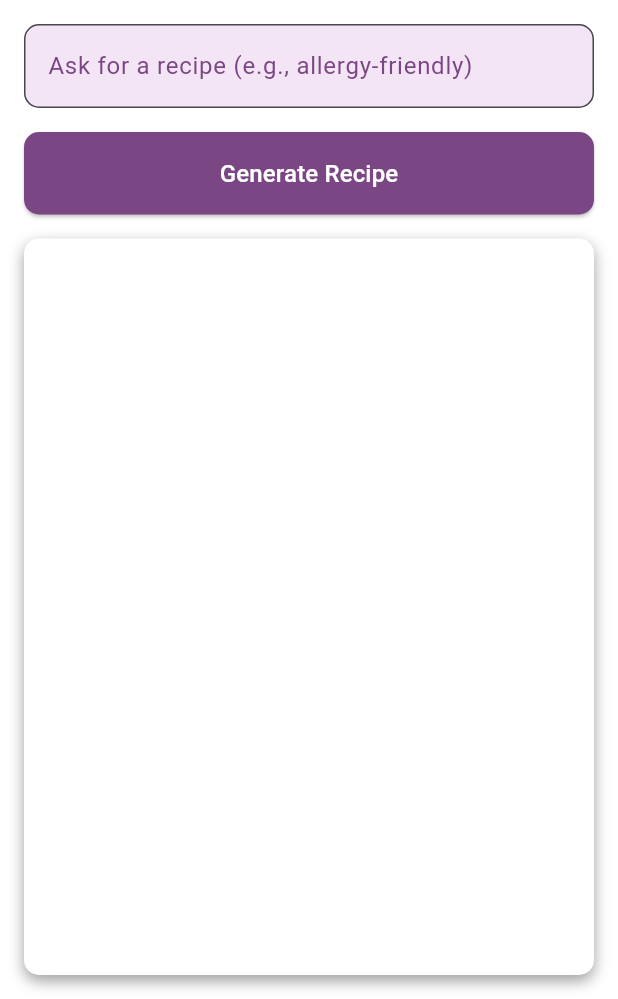
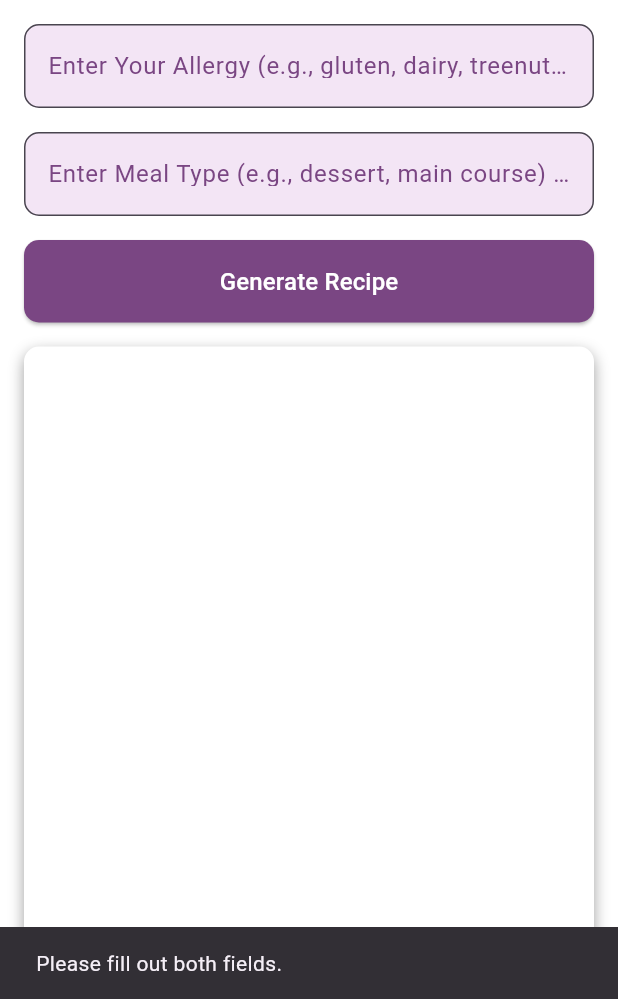
Before and after one commit to phoebeyueh/flutter_application_allergenie, a Flutter app: the screen it shows after launch, after a tap on "Generate Recipe", on a phone screen of 412 x 824 dp, the part 237-1236 px from its top. Run offline on Flutter 3.47's test engine with Material 3 defaults, Android fonts, the phone set to English and light mode, and no system bars.

Commit message:
updated with user input templates

```diff
--- a/lib/main.dart
+++ b/lib/main.dart
@@ -1,7 +1,5 @@
 import 'package:flutter/material.dart';
 import 'screens/home_screen.dart';
-import 'package:http/http.dart' as http;
-import 'dart:convert';
 
 void main() {
   runApp(RecipeGeneratorApp());
--- a/lib/models/recipe_request.dart
+++ b/lib/models/recipe_request.dart
@@ -1,9 +1,21 @@
 class RecipeRequest {
-  final String question;
+  final String allergy;
+  final String dish_type;
 
-  RecipeRequest({required this.question});
+  RecipeRequest({
+    required this.allergy,
+    required this.dish_type,
+  });
 
-  Map<String, dynamic> toJson() => {
-        "question": question,
-      };
+  Map<String, dynamic> toJson() {
+    return {
+      'allergy': allergy,
+      'dish_type': dish_type,
+    };
+  }
+
+  @override
+  String toString() {
+    return 'RecipeRequest{allergy: $allergy, dish_type: $dish_type}';
+  }
 }
--- a/lib/screens/home_screen.dart
+++ b/lib/screens/home_screen.dart
@@ -10,19 +10,30 @@ class HomeScreen extends StatefulWidget {
 }
 
 class _HomeScreenState extends State<HomeScreen> {
-  final TextEditingController _questionController = TextEditingController();
+  final TextEditingController _allergyController = TextEditingController();
+  final TextEditingController _dishTypeController = TextEditingController();
   final ApiService _apiService = ApiService();
   String _recipe = "";
   bool _isLoading = false;
 
   Future<void> _getRecipe() async {
-    if (_questionController.text.isEmpty) return;
+    if (_allergyController.text.isEmpty || _dishTypeController.text.isEmpty) {
+      ScaffoldMessenger.of(context).showSnackBar(
+        const SnackBar(content: Text('Please fill out both fields.')),
+      );
+      return;
+    }
 
     setState(() {
       _isLoading = true;
     });
 
-    final request = RecipeRequest(question: _questionController.text);
+    // combine two inputs into the question
+    final request = RecipeRequest(
+      allergy: _allergyController.text,
+      dish_type: _dishTypeController.text,
+    );
+
     final response = await _apiService.generateRecipe(request);
 
     setState(() {
@@ -44,9 +55,27 @@ class _HomeScreenState extends State<HomeScreen> {
             _buildBanner(),
             const SizedBox(height: 16),
             TextField(
-              controller: _questionController,
+              controller: _allergyController,
               decoration: InputDecoration(
-                labelText: 'Ask for a recipe (e.g., allergy-friendly)',
+                labelText: 'Enter Your Allergy (e.g., gluten, dairy, treenuts)',
+                labelStyle: const TextStyle(color: Color.fromARGB(255, 122, 70, 131)),
+                border: OutlineInputBorder(
+                  borderRadius: BorderRadius.circular(10.0),
+                  borderSide: const BorderSide(color: Color.fromARGB(255, 122, 70, 131)),
+                ),
+                focusedBorder: OutlineInputBorder(
+                  borderRadius: BorderRadius.circular(10.0),
+                  borderSide: const BorderSide(color: Color.fromARGB(255, 122, 70, 131), width: 2.0),
+                ),
+                filled: true,
+                fillColor: Colors.purple[50],
+              ),
+            ),
+            const SizedBox(height: 16),
+            TextField(
+              controller: _dishTypeController,
+              decoration: InputDecoration(
+                labelText: 'Enter Meal Type (e.g., dessert, main course) or Cuisine Type (e.g., Italian, Japanese, Asian)',
                 labelStyle: const TextStyle(color: Color.fromARGB(255, 122, 70, 131)),
                 border: OutlineInputBorder(
                   borderRadius: BorderRadius.circular(10.0),
@@ -73,12 +102,13 @@ class _HomeScreenState extends State<HomeScreen> {
                 ),
               ),
             ),
+
             // Spinner Animation
             const SizedBox(height: 16),
             _isLoading
                 ? Center(
-                    child: CircularProgressIndicator(
-                      valueColor: AlwaysStoppedAnimation<Color>(const Color.fromARGB(255, 122, 70, 131)),
+                  child: CircularProgressIndicator(
+                    valueColor: AlwaysStoppedAnimation<Color>(const Color.fromARGB(255, 122, 70, 131)),
                     ),
                   )
                 : Expanded(
--- a/lib/services/api_service.dart
+++ b/lib/services/api_service.dart
@@ -4,6 +4,7 @@ import '../models/recipe_request.dart';
 import '../models/recipe_response.dart';
 
 class ApiService {
+  // Local URL
   final String baseUrl = 'http://127.0.0.1:8000';
 
   Future<RecipeResponse?> generateRecipe(RecipeRequest request) async {
@@ -17,7 +18,7 @@ class ApiService {
       if (response.statusCode == 200) {
         return RecipeResponse.fromJson(jsonDecode(response.body));
       } else {
-        print('Failed to load recipe: ${response.statusCode}');
+        print('Failed to load recipe: ${response.statusCode}, ${response.body}');
       }
     } catch (e) {
       print('Error: $e');
```
